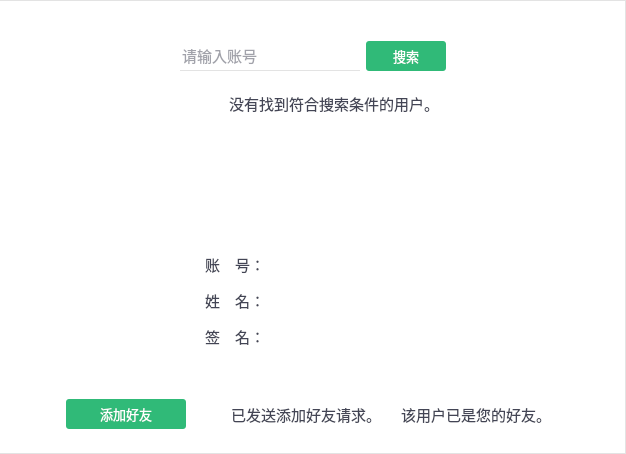
sunpu/softterminal, file SoftTerminal/forms/STContactAddNew.ui: the form before one commit.
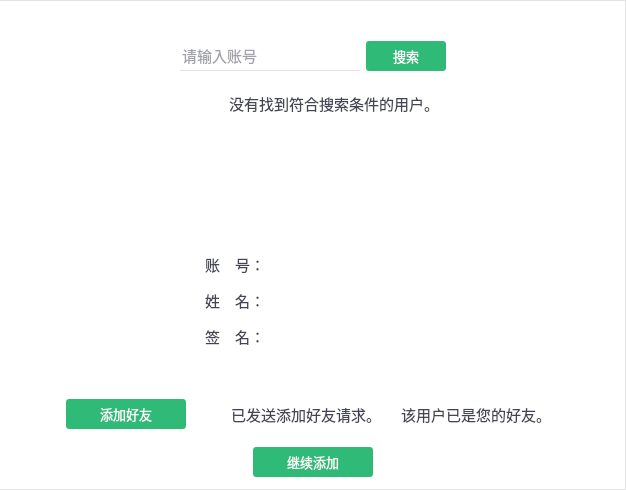
The form after the commit. Icons and pictures are not drawn. Custom widgets are drawn as their Qt base class.

```diff
--- a/SoftTerminal/forms/STContactAddNew.ui
+++ b/SoftTerminal/forms/STContactAddNew.ui
@@ -7,7 +7,7 @@
     <x>0</x>
     <y>0</y>
     <width>626</width>
-    <height>454</height>
+    <height>490</height>
    </rect>
   </property>
   <property name="windowTitle">
@@ -786,6 +786,100 @@
      </layout>
     </widget>
    </item>
+   <item>
+    <widget class="QWidget" name="widget_3" native="true">
+     <property name="minimumSize">
+      <size>
+       <width>0</width>
+       <height>0</height>
+      </size>
+     </property>
+     <layout class="QHBoxLayout" name="horizontalLayout_2">
+      <property name="spacing">
+       <number>0</number>
+      </property>
+      <property name="leftMargin">
+       <number>0</number>
+      </property>
+      <property name="topMargin">
+       <number>0</number>
+      </property>
+      <property name="rightMargin">
+       <number>0</number>
+      </property>
+      <property name="bottomMargin">
+       <number>0</number>
+      </property>
+      <item>
+       <spacer name="horizontalSpacer_5">
+        <property name="orientation">
+         <enum>Qt::Horizontal</enum>
+        </property>
+        <property name="sizeHint" stdset="0">
+         <size>
+          <width>241</width>
+          <height>20</height>
+         </size>
+        </property>
+       </spacer>
+      </item>
+      <item>
+       <widget class="QPushButton" name="pbAddNewAgain">
+        <property name="minimumSize">
+         <size>
+          <width>120</width>
+          <height>30</height>
+         </size>
+        </property>
+        <property name="maximumSize">
+         <size>
+          <width>120</width>
+          <height>30</height>
+         </size>
+        </property>
+        <property name="font">
+         <font>
+          <family>微软雅黑</family>
+          <pointsize>10</pointsize>
+         </font>
+        </property>
+        <property name="styleSheet">
+         <string notr="true">
+
+QPushButton {
+	border-radius: 3px;
+	color: rgb(255, 255, 255);
+	background-color: rgb(48, 186, 120);
+}
+QPushButton:hover:pressed {
+	background-color: rgb(48, 186, 120);
+}
+QPushButton:hover:!pressed {
+	
+	background-color: rgb(109, 206, 160);
+}</string>
+        </property>
+        <property name="text">
+         <string>继续添加</string>
+        </property>
+       </widget>
+      </item>
+      <item>
+       <spacer name="horizontalSpacer_6">
+        <property name="orientation">
+         <enum>Qt::Horizontal</enum>
+        </property>
+        <property name="sizeHint" stdset="0">
+         <size>
+          <width>241</width>
+          <height>20</height>
+         </size>
+        </property>
+       </spacer>
+      </item>
+     </layout>
+    </widget>
+   </item>
    <item>
     <spacer name="verticalSpacer_4">
      <property name="orientation">
```
